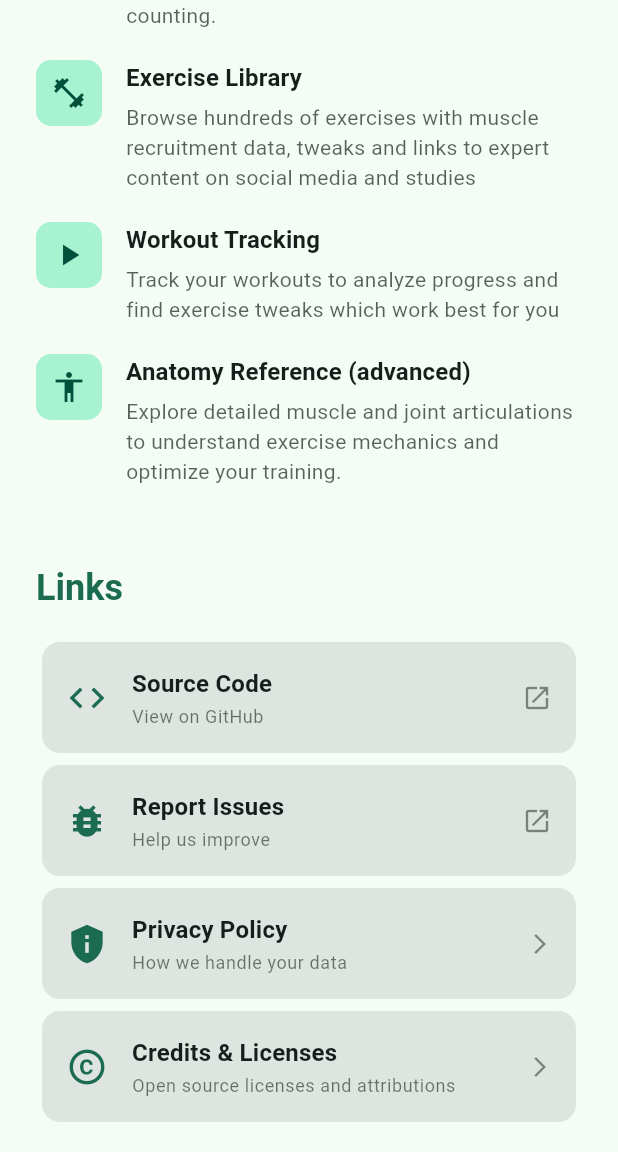
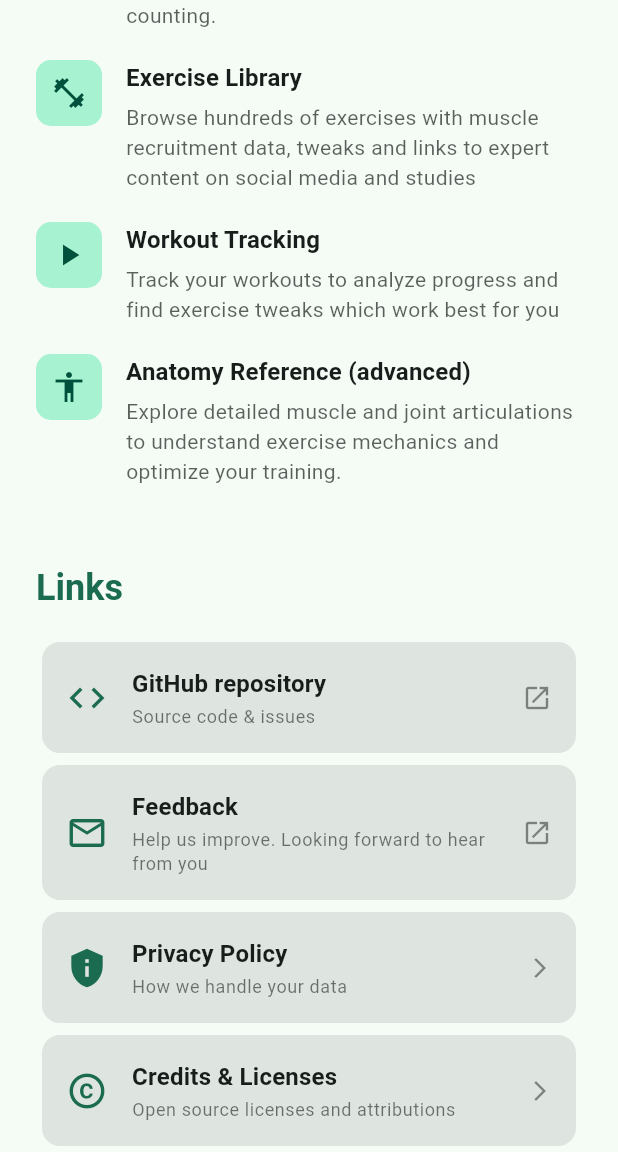
Before and after one commit to Dieterbe/body.build, a Flutter app: the AboutScreen screen opened by its route, scrolled down 576 dp, on a phone screen of 412 x 824 dp, the part 84-1236 px from its top. Run offline on Flutter 3.47's test engine with Material 3 defaults, Android fonts, the phone set to English and light mode, and no system bars; our stand-ins replace drift, fl_chart, flutter_markdown, flutter_riverpod, flutter_svg, freezed_annotation and 3 more; missing offline and left inert: iconify_flutter, ml_linalg, posthog_flutter; accounts and stored records are empty; generated files the repository leaves out were written again; network calls fail; project files that could hold a hidden picture were left out.

Commit message:
include feedback email on 'about' page

```diff
--- a/lib/ui/core/page/about_screen.dart
+++ b/lib/ui/core/page/about_screen.dart
@@ -219,16 +219,16 @@ class AboutScreen extends StatelessWidget {
                   _buildLinkItem(
                     context,
                     icon: Icons.code,
-                    title: 'Source Code',
-                    subtitle: 'View on GitHub',
+                    title: 'GitHub repository',
+                    subtitle: 'Source code & issues',
                     url: 'https://github.com/dieterbe/body.build',
                   ),
                   _buildLinkItem(
                     context,
-                    icon: Icons.bug_report,
-                    title: 'Report Issues',
-                    subtitle: 'Help us improve',
-                    url: 'https://github.com/dieterbe/body.build/issues',
+                    icon: Icons.mail_outline,
+                    title: 'Feedback',
+                    subtitle: 'Help us improve. Looking forward to hear from you',
+                    url: 'mailto:info@body.build',
                   ),
                   _buildInternalLinkItem(
                     context,
```
